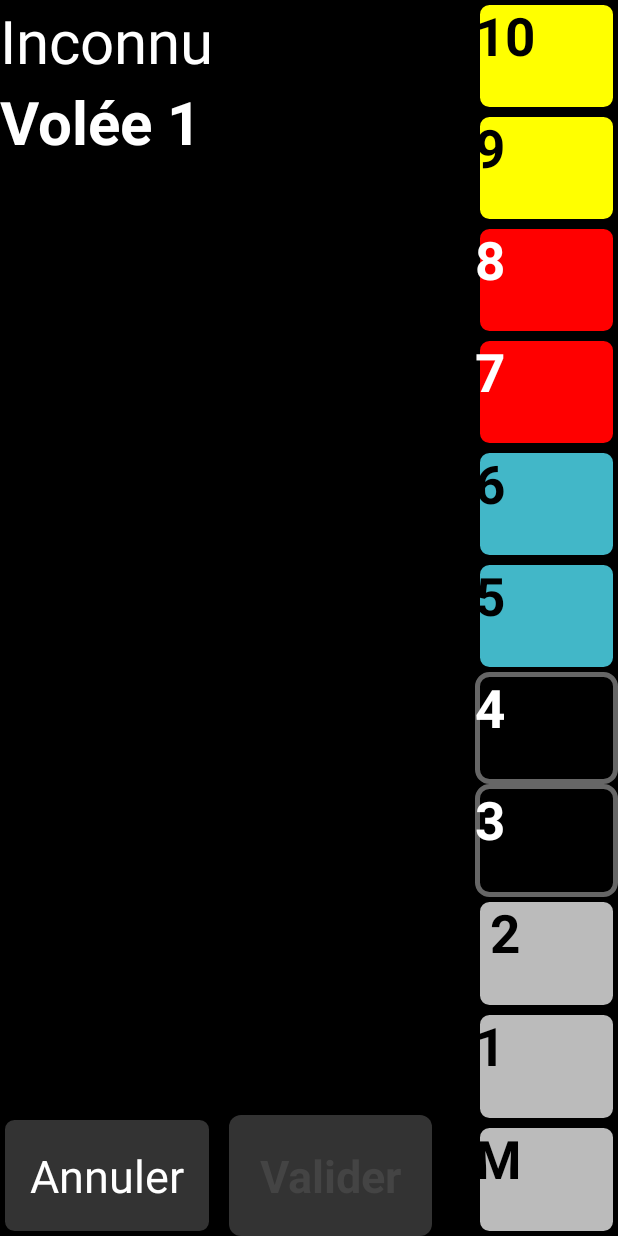
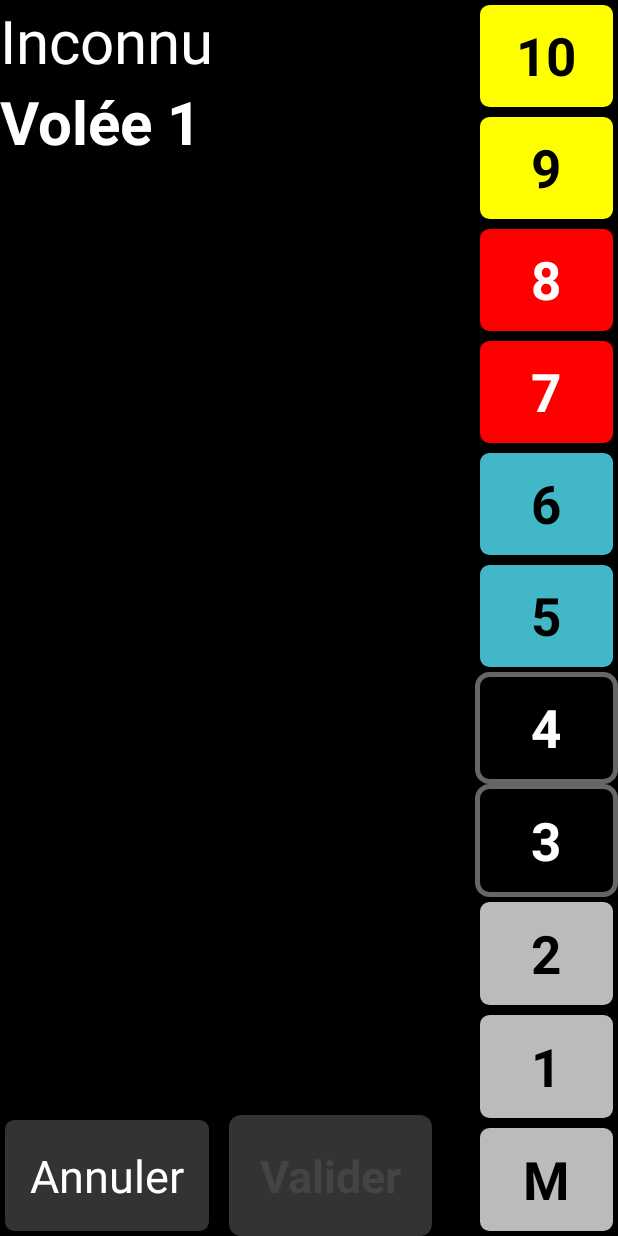
Before and after one commit to TRAPTAProject/trapta-app, an Android app: the VolleyActivity screen opened directly, with no data from a screen before it, on a phone screen of 412 x 824 dp. Run offline under Robolectric (Android 15) with nearby library versions, the phone set to English and light mode, and no system bars; 6 statements that could not run were skipped.

Commit message:
correct layouting

```diff
--- a/app/build.gradle
+++ b/app/build.gradle
@@ -9,8 +9,8 @@ android {
         applicationId "com.trapta.app"
         minSdkVersion 17
         targetSdkVersion 33
-        versionCode 130
-        versionName "1.28"
+        versionCode 131
+        versionName "1.31"
     }
     buildTypes {
         release {
--- a/app/src/main/java/com/trapta/app/AutofitButton.java
+++ /dev/null
@@ -1,136 +0,0 @@
-package com.trapta.app;
-
-import android.content.Context;
-import android.util.AttributeSet;
-import android.widget.TextView;
-import android.widget.Button;
-
-/**
- * A {@link TextView} that re-sizes its text to be no larger than the width of the view.
- *
- * @attr ref R.styleable.AutofitTextView_sizeToFit
- * @attr ref R.styleable.AutofitTextView_minTextSize
- * @attr ref R.styleable.AutofitTextView_precision
- */
-public class AutofitButton extends androidx.appcompat.widget.AppCompatButton implements AutofitHelper.OnTextSizeChangeListener {
-
-    private AutofitHelper mHelper;
-
-    public AutofitButton(Context context) {
-        super(context);
-        init(context, null, 0);
-    }
-
-    public AutofitButton(Context context, AttributeSet attrs) {
-        super(context, attrs);
-        init(context, attrs, 0);
-    }
-
-    public AutofitButton(Context context, AttributeSet attrs, int defStyle) {
-        super(context, attrs, defStyle);
-        init(context, attrs, defStyle);
-    }
-
-    private void init(Context context, AttributeSet attrs, int defStyle) {
-        mHelper = AutofitHelper.create(this, attrs, defStyle)
-                .addOnTextSizeChangeListener(this);
-    }
-
-    // Getters and Setters
-
-    /**
-     * {@inheritDoc}
-     */
-    @Override
-    public void setTextSize(int unit, float size) {
-        super.setTextSize(unit, size);
-        if (mHelper != null) {
-            mHelper.setTextSize(unit, size);
-        }
-    }
-
-    /**
-     * {@inheritDoc}
-     */
-    @Override
-    public void setLines(int lines) {
-        super.setLines(lines);
-        if (mHelper != null) {
-            mHelper.setMaxLines(lines);
-        }
-    }
-
-    /**
-     * {@inheritDoc}
-     */
-    @Override
-    public void setMaxLines(int maxLines) {
-        super.setMaxLines(maxLines);
-        if (mHelper != null) {
-            mHelper.setMaxLines(maxLines);
-        }
-    }
-
-    /**
-     * Returns the {@link AutofitHelper} for this View.
-     */
-    public AutofitHelper getAutofitHelper() {
-        return mHelper;
-    }
-
-    /**
-     * Returns whether or not the text will be automatically re-sized to fit its constraints.
-     */
-    public boolean isSizeToFit() {
-        return mHelper.isEnabled();
-    }
-
-    /**
-     * Sets the property of this field (sizeToFit), to automatically resize the text to fit its
-     * constraints.
-     */
-    public void setSizeToFit() {
-        setSizeToFit(true);
-    }
-
-    /**
-     * If true, the text will automatically be re-sized to fit its constraints; if false, it will
-     * act like a normal TextView.
-     *
-     * @param sizeToFit
-     */
-    public void setSizeToFit(boolean sizeToFit) {
-        mHelper.setEnabled(sizeToFit);
-    }
-
-    /**
-     * Returns the maximum size (in pixels) of the text in this View.
-     */
-    public float getMaxTextSize() {
-        return mHelper.getMaxTextSize();
-    }
-
-
-    /**
-     * Returns the amount of precision used to calculate the correct text size to fit within its
-     * bounds.
-     */
-    public float getPrecision() {
-        return mHelper.getPrecision();
-    }
-
-    /**
-     * Set the amount of precision used to calculate the correct text size to fit within its
-     * bounds. Lower precision is more precise and takes more time.
-     *
-     * @param precision The amount of precision.
-     */
-    public void setPrecision(float precision) {
-        mHelper.setPrecision(precision);
-    }
-
-    @Override
-    public void onTextSizeChange(float textSize, float oldTextSize) {
-        // do nothing
-    }
-}
--- a/app/src/main/java/com/trapta/app/AutofitTextView.java
+++ /dev/null
@@ -1,192 +0,0 @@
-package com.trapta.app;
-
-import android.content.Context;
-import android.util.AttributeSet;
-import android.util.TypedValue;
-import android.widget.TextView;
-
-/**
- * A {@link TextView} that re-sizes its text to be no larger than the width of the view.
- *
- * @attr ref R.styleable.AutofitTextView_sizeToFit
- * @attr ref R.styleable.AutofitTextView_minTextSize
- * @attr ref R.styleable.AutofitTextView_precision
- */
-public class AutofitTextView extends androidx.appcompat.widget.AppCompatTextView implements AutofitHelper.OnTextSizeChangeListener {
-
-    private AutofitHelper mHelper;
-
-    public AutofitTextView(Context context) {
-        super(context);
-        init(context, null, 0);
-    }
-
-    public AutofitTextView(Context context, AttributeSet attrs) {
-        super(context, attrs);
-        init(context, attrs, 0);
-    }
-
-    public AutofitTextView(Context context, AttributeSet attrs, int defStyle) {
-        super(context, attrs, defStyle);
-        init(context, attrs, defStyle);
-    }
-
-    private void init(Context context, AttributeSet attrs, int defStyle) {
-        mHelper = AutofitHelper.create(this, attrs, defStyle)
-                .addOnTextSizeChangeListener(this);
-    }
-
-    // Getters and Setters
-
-    /**
-     * {@inheritDoc}
-     */
-    @Override
-    public void setTextSize(int unit, float size) {
-        super.setTextSize(unit, size);
-        if (mHelper != null) {
-            mHelper.setTextSize(unit, size);
-        }
-    }
-
-    /**
-     * {@inheritDoc}
-     */
-    @Override
-    public void setLines(int lines) {
-        super.setLines(lines);
-        if (mHelper != null) {
-            mHelper.setMaxLines(lines);
-        }
-    }
-
-    /**
-     * {@inheritDoc}
-     */
-    @Override
-    public void setMaxLines(int maxLines) {
-        super.setMaxLines(maxLines);
-        if (mHelper != null) {
-            mHelper.setMaxLines(maxLines);
-        }
-    }
-
-    /**
-     * Returns the {@link AutofitHelper} for this View.
-     */
-    public AutofitHelper getAutofitHelper() {
-        return mHelper;
-    }
-
-    /**
-     * Returns whether or not the text will be automatically re-sized to fit its constraints.
-     */
-    public boolean isSizeToFit() {
-        return mHelper.isEnabled();
-    }
-
-    /**
-     * Sets the property of this field (sizeToFit), to automatically resize the text to fit its
-     * constraints.
-     */
-    public void setSizeToFit() {
-        setSizeToFit(true);
-    }
-
-    /**
-     * If true, the text will automatically be re-sized to fit its constraints; if false, it will
-     * act like a normal TextView.
-     *
-     * @param sizeToFit
-     */
-    public void setSizeToFit(boolean sizeToFit) {
-        mHelper.setEnabled(sizeToFit);
-    }
-
-    /**
-     * Returns the maximum size (in pixels) of the text in this View.
-     */
-    public float getMaxTextSize() {
-        return mHelper.getMaxTextSize();
-    }
-
-    /**
-     * Set the maximum text size to the given value, interpreted as "scaled pixel" units. This size
-     * is adjusted based on the current density and user font size preference.
-     *
-     * @param size The scaled pixel size.
-     *
-     * @attr ref android.R.styleable#TextView_textSize
-     */
-    public void setMaxTextSize(float size) {
-        mHelper.setMaxTextSize(size);
-    }
-
-    /**
-     * Set the maximum text size to a given unit and value. See TypedValue for the possible
-     * dimension units.
-     *
-     * @param unit The desired dimension unit.
-     * @param size The desired size in the given units.
-     *
-     * @attr ref android.R.styleable#TextView_textSize
-     */
-    public void setMaxTextSize(int unit, float size) {
-        mHelper.setMaxTextSize(unit, size);
-    }
-
-    /**
-     * Returns the minimum size (in pixels) of the text in this View.
-     */
-    public float getMinTextSize() {
-        return mHelper.getMinTextSize();
-    }
-
-    /**
-     * Set the minimum text size to the given value, interpreted as "scaled pixel" units. This size
-     * is adjusted based on the current density and user font size preference.
-     *
-     * @param minSize The scaled pixel size.
-     *
-     * @attr ref me.grantland.R.styleable#AutofitTextView_minTextSize
-     */
-    public void setMinTextSize(int minSize) {
-        mHelper.setMinTextSize(TypedValue.COMPLEX_UNIT_SP, minSize);
-    }
-
-    /**
-     * Set the minimum text size to a given unit and value. See TypedValue for the possible
-     * dimension units.
-     *
-     * @param unit The desired dimension unit.
-     * @param minSize The desired size in the given units.
-     *
-     * @attr ref me.grantland.R.styleable#AutofitTextView_minTextSize
-     */
-    public void setMinTextSize(int unit, float minSize) {
-        mHelper.setMinTextSize(unit, minSize);
-    }
-
-    /**
-     * Returns the amount of precision used to calculate the correct text size to fit within its
-     * bounds.
-     */
-    public float getPrecision() {
-        return mHelper.getPrecision();
-    }
-
-    /**
-     * Set the amount of precision used to calculate the correct text size to fit within its
-     * bounds. Lower precision is more precise and takes more time.
-     *
-     * @param precision The amount of precision.
-     */
-    public void setPrecision(float precision) {
-        mHelper.setPrecision(precision);
-    }
-
-    @Override
-    public void onTextSizeChange(float textSize, float oldTextSize) {
-        // do nothing
-    }
-}
--- a/app/src/main/java/com/trapta/app/StaticParam.java
+++ b/app/src/main/java/com/trapta/app/StaticParam.java
@@ -39,9 +39,9 @@ public class StaticParam {
         standAloneTargetInfo[2].addArcher('C', "TIGROU", true);
 
         standAloneArcherList = new Vector<ArrayList<Archer>>(3);
-        standAloneArcherList.set(0, new ArrayList<Archer>());
-        standAloneArcherList.set(1, new ArrayList<Archer>());
-        standAloneArcherList.set(2, new ArrayList<Archer>());
+        standAloneArcherList.add(new ArrayList<Archer>());
+        standAloneArcherList.add(new ArrayList<Archer>());
+        standAloneArcherList.add(new ArrayList<Archer>());
         standAloneArcherList.get(0).add(new Archer(-1, "123456H", "SHCL", "ARCHER A", 'A', false));
         standAloneArcherList.get(0).add(new Archer(-2, "789951L", "SFCL", "ARCHER B", 'B',false));
         standAloneArcherList.get(0).add(new Archer(-3, "496378J", "SHCL", "ARCHER C", 'C',false));
--- a/app/src/main/res/layout/activity_guide.xml
+++ b/app/src/main/res/layout/activity_guide.xml
@@ -16,7 +16,7 @@
 		    android:layout_width="match_parent"
 		    android:layout_height="wrap_content" >
 
-		    <com.trapta.app.AutofitButton
+		    <Button
 		        android:id="@+id/buttonStartGuide"
 		        android:layout_width="match_parent"
 		        android:layout_height="wrap_content"
@@ -31,7 +31,7 @@
 		        android:textSize="40sp"
 		        android:textStyle="bold" />
 
-		    <com.trapta.app.AutofitTextView
+		    <TextView
 		        android:id="@+id/titleGuide"
 		        android:layout_width="wrap_content"
 		        android:layout_height="wrap_content"
--- a/app/src/main/res/layout/activity_volley.xml
+++ b/app/src/main/res/layout/activity_volley.xml
@@ -18,7 +18,7 @@
         android:layout_marginRight="0dp"
         android:orientation="vertical" >
 
-        <com.trapta.app.AutofitTextView
+        <TextView
             android:id="@+id/volleyName"
             android:layout_width="match_parent"
             android:layout_height="wrap_content"
@@ -29,7 +29,7 @@
             android:textColor="#FFFFFF"
             android:textSize="40sp" />
 
-         <com.trapta.app.AutofitTextView
+         <TextView
              android:id="@+id/volleyId"
              android:layout_width="match_parent"
              android:layout_height="wrap_content"
@@ -60,7 +60,7 @@
                 android:paddingTop="10dp"
                 >
 
-                <com.trapta.app.AutofitButton
+                <Button
                     android:id="@+id/arrowLabel1"
                     android:layout_width="wrap_content"
                     android:layout_height="match_parent"
@@ -71,7 +71,7 @@
                     android:textStyle="bold"
                     android:typeface="sans" />
 
-                <com.trapta.app.AutofitButton
+                <Button
                     android:id="@+id/arrowValue1"
                     android:layout_width="match_parent"
                     android:layout_height="match_parent"
@@ -96,7 +96,7 @@
                 android:layout_weight="1"
                 android:orientation="horizontal" >
 
-            <com.trapta.app.AutofitButton
+            <Button
                 android:id="@+id/arrowLabel2"
                 android:layout_width="wrap_content"
                 android:layout_height="match_parent"
@@ -107,7 +107,7 @@
                 android:textStyle="bold"
                 android:typeface="sans" />
 
-           <com.trapta.app.AutofitButton
+           <Button
                 android:id="@+id/arrowValue2"
                 android:layout_width="match_parent"
                 android:layout_height="match_parent"
@@ -131,7 +131,7 @@
                 android:layout_weight="1"
                 android:orientation="horizontal" >
 
-            <com.trapta.app.AutofitButton
+            <Button
                 android:id="@+id/arrowLabel3"
                 android:layout_width="wrap_content"
                 android:layout_height="match_parent"
@@ -142,7 +142,7 @@
                 android:textStyle="bold"
                 android:typeface="sans" />
 
-            <com.trapta.app.AutofitButton
+            <Button
                 android:id="@+id/arrowValue3"
                 android:layout_width="match_parent"
                 android:layout_height="match_parent"
@@ -166,7 +166,7 @@
                 android:layout_weight="1"
                 android:orientation="horizontal" >
 
-            <com.trapta.app.AutofitButton
+            <Button
                 android:id="@+id/arrowLabel4"
                 android:layout_width="wrap_content"
                 android:layout_height="match_parent"
@@ -178,7 +178,7 @@
                 android:textStyle="bold"
                 android:typeface="sans" />
 
-            <com.trapta.app.AutofitButton
+            <Button
                 android:id="@+id/arrowValue4"
                 android:layout_width="match_parent"
                 android:layout_height="match_parent"
@@ -202,7 +202,7 @@
                 android:layout_weight="1"
                 android:orientation="horizontal" >
 
-            <com.trapta.app.AutofitButton
+            <Button
                 android:id="@+id/arrowLabel5"
                 android:layout_width="wrap_content"
                 android:layout_height="match_parent"
@@ -214,7 +214,7 @@
                 android:textStyle="bold"
                 android:typeface="sans" />
 
-            <com.trapta.app.AutofitButton
+            <Button
                 android:id="@+id/arrowValue5"
                 android:layout_width="match_parent"
                 android:layout_height="match_parent"
@@ -238,7 +238,7 @@
                     android:layout_weight="1"
                     android:orientation="horizontal" >
 
-            <com.trapta.app.AutofitButton
+            <Button
                 android:id="@+id/arrowLabel6"
                 android:layout_width="wrap_content"
                 android:layout_height="match_parent"
@@ -249,7 +249,7 @@
                 android:textStyle="bold"
                 android:typeface="sans" />
 
-            <com.trapta.app.AutofitButton
+            <Button
                 android:id="@+id/arrowValue6"
                 android:layout_width="match_parent"
                 android:layout_height="match_parent"
@@ -269,7 +269,7 @@
                 android:layout_width="match_parent"
                 android:layout_height="wrap_content">
 
-                <com.trapta.app.AutofitButton
+                <Button
                     android:id="@+id/abortButton"
                     android:layout_width="wrap_content"
                     android:layout_height="wrap_content"
@@ -285,7 +285,7 @@
                     android:textColor="#FFFFFF"
                     android:textSize="30sp" />
 
-                <com.trapta.app.AutofitButton
+                <Button
                     android:id="@+id/okButton"
                     android:layout_width="wrap_content"
                     android:layout_height="wrap_content"
@@ -313,7 +313,7 @@
       android:layout_height="fill_parent"
       android:orientation="vertical" >
 
-      <com.trapta.app.AutofitButton
+      <Button
             android:id="@+id/button11"
             android:layout_width="match_parent"
             android:layout_height="wrap_content"
@@ -325,7 +325,7 @@
             android:textColor="#000000"
             android:background="@drawable/drawbuttonyellow"
             android:text="10X" />
-        <com.trapta.app.AutofitButton
+        <Button
             android:id="@+id/button10"
             android:layout_width="match_parent"
             android:layout_height="wrap_content"
@@ -338,7 +338,7 @@
             android:background="@drawable/drawbuttonyellow"
             android:text="10" />
 
-        <com.trapta.app.AutofitButton
+        <Button
             android:id="@+id/button9"
             android:layout_width="match_parent"
             android:layout_height="wrap_content"
@@ -351,7 +351,7 @@
             android:background="@drawable/drawbuttonyellow"
             android:text="9" />
 
-        <com.trapta.app.AutofitButton
+        <Button
             android:id="@+id/button8"
             android:layout_width="match_parent"
             android:layout_height="wrap_content"
@@ -363,7 +363,7 @@
             android:textSize="35sp"
             android:textStyle="bold" />
 
-        <com.trapta.app.AutofitButton
+        <Button
             android:id="@+id/button7"
             android:layout_width="match_parent"
             android:layout_height="wrap_content"
@@ -375,7 +375,7 @@
             android:textSize="35sp"
             android:textStyle="bold" />
 
-        <com.trapta.app.AutofitButton
+        <Button
             android:id="@+id/button6"
             android:layout_width="match_parent"
             android:layout_height="wrap_content"
@@ -388,7 +388,7 @@
             android:background="@drawable/drawbuttonblue"
             android:text="6" />
 
-        <com.trapta.app.AutofitButton
+        <Button
             android:id="@+id/button5"
             android:layout_width="match_parent"
             android:layout_height="wrap_content"
@@ -400,7 +400,7 @@
             android:background="@drawable/drawbuttonblue"
             android:text="5" />
 
-        <com.trapta.app.AutofitButton
+        <Button
             android:id="@+id/button4"
             android:layout_width="match_parent"
             android:layout_height="wrap_content"
@@ -412,7 +412,7 @@
             android:background="@drawable/drawbuttonblack"
             android:text="4" />
 
-        <com.trapta.app.AutofitButton
+        <Button
             android:id="@+id/button3"
             android:layout_width="match_parent"
             android:layout_height="wrap_content"
@@ -424,7 +424,7 @@
             android:background="@drawable/drawbuttonblack"
             android:text="3" />
 
-        <com.trapta.app.AutofitButton
+        <Button
             android:id="@+id/button2"
             android:layout_width="match_parent"
             android:layout_height="wrap_content"
@@ -438,7 +438,7 @@
             android:background="@drawable/drawbuttonwhite"
             android:text="2" />
 
-        <com.trapta.app.AutofitButton
+        <Button
             android:id="@+id/okButtonSettings"
             android:layout_width="match_parent"
             android:layout_height="wrap_content"
@@ -451,7 +451,7 @@
             android:background="@drawable/drawbuttonwhite"
             android:text="1" />
 
-        <com.trapta.app.AutofitButton
+        <Button
             android:id="@+id/buttonM"
             android:layout_width="match_parent"
             android:layout_height="wrap_content"
--- a/app/src/main/res/layout/question_layout.xml
+++ b/app/src/main/res/layout/question_layout.xml
@@ -7,7 +7,7 @@
 
 
 
-    <com.trapta.app.AutofitTextView
+    <TextView
         android:id="@+id/askLabel"
         android:layout_width="match_parent"
         android:layout_height="wrap_content"
--- a/build.gradle
+++ b/build.gradle
@@ -6,7 +6,7 @@ buildscript {
         google()
     }
     dependencies {
-        classpath 'com.android.tools.build:gradle:8.1.0'
+        classpath 'com.android.tools.build:gradle:8.0.2'
 
         // NOTE: Do not place your application dependencies here; they belong
         // in the individual module build.gradle files
```
Also changed, not shown: app/src/main/res/layout/activity_main.xml (+15 -16 lines), app/src/main/res/layout/activity_welcome.xml (+8 -8 lines), app/src/main/res/layout/cellview_volley3.xml (+7 -7 lines), app/src/main/res/layout/cellview_volley3_inverted.xml (+7 -7 lines), app/src/main/res/layout/cellview_volley6.xml (+10 -10 lines), app/src/main/res/layout/cellview_volley6_inverted.xml (+10 -10 lines).
